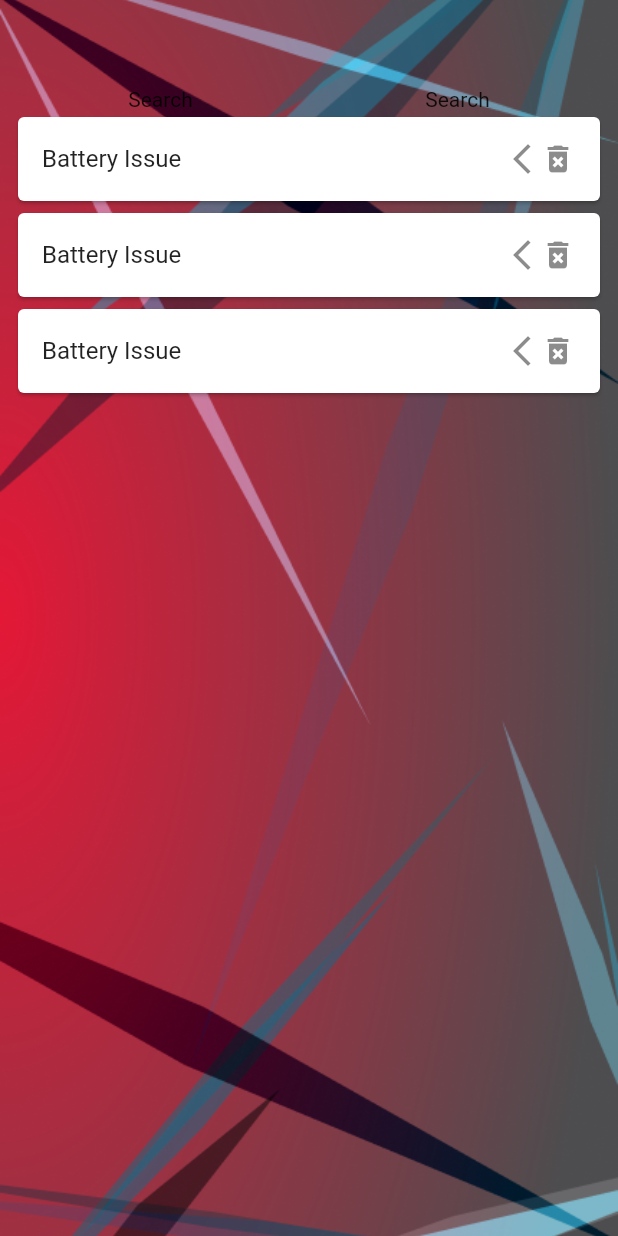
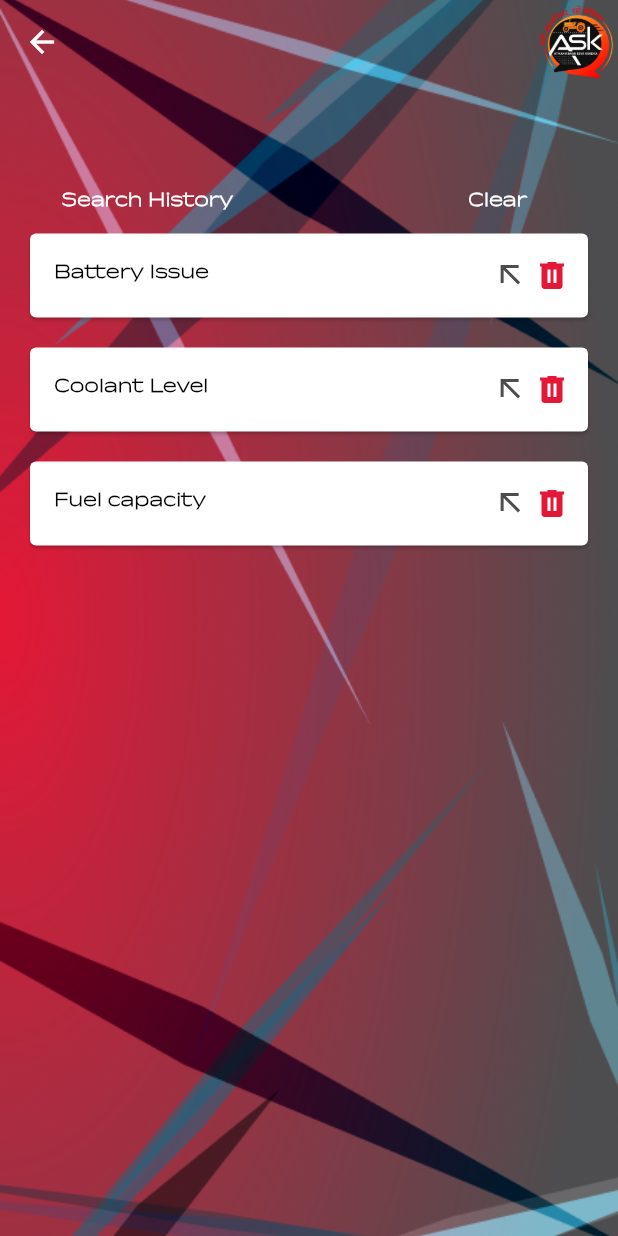
Before and after one commit to Akshay-Jayant-Lohar/ASK-Ai, a Flutter app: the HistoryScreen screen opened directly, on a phone screen of 412 x 824 dp. Run offline on Flutter 3.47's test engine with Material 2 defaults, Android fonts, the phone set to English and light mode, and no system bars; our stand-ins replace bloc, equatable, flutter_bloc, flutter_speed_dial, flutter_svg, flutter_tts and 2 more.

Commit message:
String & font Changes

```diff
--- a/lib/core/constants/image_icon_resource.dart
+++ b/lib/core/constants/image_icon_resource.dart
@@ -13,6 +13,8 @@ class ImageResource {
   String chatLogo = 'assets/images/chat_ask_AI_logo.png';
   String micIconImage = 'assets/images/micImage.png';
   String appBarIconImage = 'assets/images/icon.png';
+  String arrowIcon = 'assets/images/arro_icon.svg';
+  String deleteIcon = 'assets/images/delete_icon.svg';
 }
 
 class AppIcon {
--- a/lib/core/constants/image_resource.dart
+++ /dev/null
@@ -1,4 +0,0 @@
-class ImageResource {
-  static String backgroundImage = "assets/images/background.jpg";
-  static String chatProfileImage = "assets/images/appBar_person_logo.png";
-}
--- a/lib/core/constants/string_resource.dart
+++ b/lib/core/constants/string_resource.dart
@@ -1,20 +1,27 @@
 class AppString {
-  static const String title = "Message FarmX AI";
-  static const String dropDownmsg = "Please Select From below options:";
-  static const String buttonText = "Submit";
-  static const String cancel = "Cancel";
-  static const String proceed = "Proceed";
-  static const String search = "Search";
-  static const String language = "Language";
-  static const String issue = "Issue";
-  static const String model = "Model";
-  static const String issueDec = 'Issue Description';
-  static const String animatedWelcomeText = 'Welcome';
-  static const String animatedToText = 'To';
-  static const String animatedAskAIText = 'ASK AI';
-  static const String dialogMessage = 'Are you satisfied with this chat ?';
-  static const String yesDialogMessage = 'Yes';
-  static const String noDialogMessage = 'No';
-  static const String marqueeText =
+  AppString._internal();
+  static final AppString _instance = AppString._internal();
+  factory AppString() {
+    return _instance;
+  }
+  final String title = "Message FarmX AI";
+  final String dropDownmsg = "Please Select From below options:";
+  final String buttonText = "Submit";
+  final String cancel = "Cancel";
+  final String proceed = "Proceed";
+  final String search = "Search";
+  final String language = "Language";
+  final String issue = "Issue";
+  final String model = "Model";
+  final String issueDec = 'Issue Description';
+  final String animatedWelcomeText = 'Welcome';
+  final String searchHistory = "Search History";
+  final String clear = "Clear";
+  final String animatedToText = 'To';
+  final String animatedAskAIText = 'ASK AI';
+  final String dialogMessage = 'Are you satisfied with this chat ?';
+  final String yesDialogMessage = 'Yes';
+  final String noDialogMessage = 'No';
+  final String marqueeText =
       'Issue:     Model:      IssueDecription:      Language:';
 }
--- a/lib/features/HomeScreen/presentation/pages/marquee_text.dart
+++ b/lib/features/HomeScreen/presentation/pages/marquee_text.dart
@@ -1,5 +1,7 @@
 import 'package:flutter/material.dart';
 import 'package:marquee/marquee.dart';
+
+import '../../../../configuration/styles.dart';
 
 class MarrqueeText extends StatefulWidget {
   final String text;
@@ -14,11 +16,11 @@ class MarrqueeTextState extends State<MarrqueeText> {
   Widget build(BuildContext context) {
     return Marquee(
       text: widget.text,
-      style: const TextStyle(fontSize: 20, color: Colors.black),
+      style: Styles.textStyle(17, Colors.black, FontWeight.bold),
       scrollAxis: Axis.horizontal,
       crossAxisAlignment: CrossAxisAlignment.start,
       blankSpace: 50,
-      // velocity: 100.0,
+      velocity: 100.0,
       pauseAfterRound: const Duration(seconds: 1),
       startPadding: 10,
       accelerationDuration: const Duration(seconds: 1),
--- a/lib/features/HomeScreen/presentation/pages/option_screen.dart
+++ b/lib/features/HomeScreen/presentation/pages/option_screen.dart
@@ -30,8 +30,8 @@ Future<void> showCustomDialog(
                           top: hSize * 0.03,
                           left: wSize * 0.04,
                         ),
-                        child: const Text(
-                          AppString.dropDownmsg,
+                        child:  Text(
+                          AppString().dropDownmsg,
                         ),
                       ),
                       Row(
@@ -71,7 +71,7 @@ Future<void> showCustomDialog(
                                   AppColor.buttonColor),
                             ),
                             onPressed: () {},
-                            child: const Text(AppString.buttonText),
+                            child: Text(AppString().buttonText),
                           ),
                         ],
                       ),
--- a/lib/features/chatScreen/presentation/chat_screen.dart
+++ b/lib/features/chatScreen/presentation/chat_screen.dart
@@ -66,8 +66,9 @@ class ChatScreen extends StatelessWidget {
               height: 27,
               width: CustomSize.wSize(context),
               color: Colors.white,
-              child: const MarrqueeText(
-                text: AppString.marqueeText,
+              child: MarrqueeText(
+
+                text: AppString().marqueeText,
               ),
             ),
             Expanded(
--- /dev/null
+++ b/lib/features/history_Screen/data/list_data.dart
@@ -0,0 +1,3 @@
+class ListData{
+  static const List<String> data = ["Battery Issue", "Coolant Level", "Fuel capacity"];
+}
--- a/lib/features/history_Screen/presentation/Pages/history_Scree.dart
+++ b/lib/features/history_Screen/presentation/Pages/history_Scree.dart
@@ -1,62 +1,85 @@
-import 'package:ask/core/common%20widgts/custom_listView.dart';
+import 'package:ask/configuration/size.dart';
+import 'package:ask/configuration/styles.dart';
+import 'package:ask/core/constants/string_resource.dart';
 import 'package:flutter/material.dart';
-import '../../../../configuration/size.dart';
+import 'package:flutter_svg/svg.dart';
+import '../../../../core/common widgts/custom_appBar.dart';
+import '../../../../core/common widgts/custom_padding.dart';
 import '../../../../core/constants/image_icon_resource.dart';
+import '../../data/list_data.dart';
 
 class HistoryScreen extends StatelessWidget {
   const HistoryScreen({super.key});
 
   @override
   Widget build(BuildContext context) {
-    ScrollController? controller;
     return Scaffold(
+      extendBodyBehindAppBar: true,
+      appBar: CustomAppBar(
+        appBarTitle: '',
+        actions: [
+          CustomPadding(
+            padding: const EdgeInsets.all(3),
+            child: Image.asset(UIconstants.image.appBarIconImage),
+          ),
+        ],
+      ),
       body: Container(
-        height: CustomSize.hSize(context),
         decoration: BoxDecoration(
           image: DecorationImage(
             image: AssetImage(UIconstants.image.backgroundImage),
             fit: BoxFit.cover,
           ),
         ),
-        child: Padding(
-          padding: const EdgeInsets.all(8.0),
         child: Column(
           children: [
-              const SizedBox(
-                height: 50,
+            SizedBox(height: CustomSize.hSize(context) * 0.15),
+            Row(
+              children: [
+                SizedBox(
+                  width: CustomSize.wSize(context) * 0.1,
                 ),
-              const Row(
-                mainAxisAlignment: MainAxisAlignment.spaceAround,
-                children: [
-                  Text("Search"),
-                  Text("Search"),
+                Text(
+                  AppString().searchHistory,
+                  style: Styles.textStyle(14, Colors.white, FontWeight.bold),
+                ),
+                SizedBox(
+                  width: CustomSize.wSize(context) * 0.38,
+                ),
+                Text(
+                  AppString().clear,
+                  style: Styles.textStyle(14, Colors.white, FontWeight.bold),
+                ),
               ],
             ),
-              CustomListView(
+            Expanded(
+              child: ListView.builder(
                 itemCount: 3,
-                mController: controller,
+                padding: const EdgeInsets.only(top: 8),
                 itemBuilder: (context, index) {
-                  return const Card(
+                  return Card(
+                    margin:
+                        const EdgeInsets.only(bottom: 20, left: 20, right: 20),
                     child: ListTile(
-                        title: Text("Battery Issue"),
+                      title: Text(
+                        ListData.data[index],
+                        style:
+                            Styles.textStyle(14, Colors.black, FontWeight.bold),
+                      ),
                       trailing: Row(
                         mainAxisSize: MainAxisSize.min,
                         children: [
-                            Icon(Icons.arrow_back_ios_new_outlined),
-                            Icon(Icons.delete_forever),
+                          SvgPicture.asset(UIconstants.image.arrowIcon),
+                          SizedBox(width: CustomSize.wSize(context) * 0.02),
+                          SvgPicture.asset(UIconstants.image.deleteIcon),
                         ],
-                        )),
+                      ),
+                    ),
                   );
                 },
-              )
-              // Card(
-              //   color: Colors.amber,
-              //   child: Text("Card1"),
-              // ),
-              // Card(),
-              // Card()
+              ),
+            ),
           ],
-          ),
         ),
       ),
     );
--- a/lib/features/splash_screen/presentation/pages/splach_screen.dart
+++ b/lib/features/splash_screen/presentation/pages/splach_screen.dart
@@ -27,7 +27,7 @@ class SplashScreen extends StatelessWidget {
               curve: Curves.easeInOut,
             )),
             child: Text(
-              AppString.animatedWelcomeText,
+              AppString().animatedWelcomeText,
               style: Styles.textStyle(
                   50, AppColor.containerColor, FontWeight.bold),
             ),
@@ -40,7 +40,7 @@ class SplashScreen extends StatelessWidget {
               curve: Curves.easeInOut,
             )),
             child: Text(
-              AppString.animatedToText,
+              AppString().animatedToText,
               style: Styles.textStyle(
                   40, AppColor.containerColor, FontWeight.bold),
             ),
@@ -55,7 +55,7 @@ class SplashScreen extends StatelessWidget {
               curve: Curves.easeInOut,
             )),
             child: Text(
-              AppString.animatedAskAIText,
+              AppString().animatedAskAIText,
               style: Styles.textStyle(
                   50, AppColor.containerColor, FontWeight.bold),
             ),
```
Also changed, not shown: lib/features/HomeScreen/presentation/pages/ask_bottom_bar.dart (+4 -4 lines), lib/features/Search/presentation/search_screen.dart (+7 -7 lines), assets/images/arro_icon.svg (added), assets/images/delete_icon.svg (added). Lines whose indentation alone changed are shown as unchanged.
